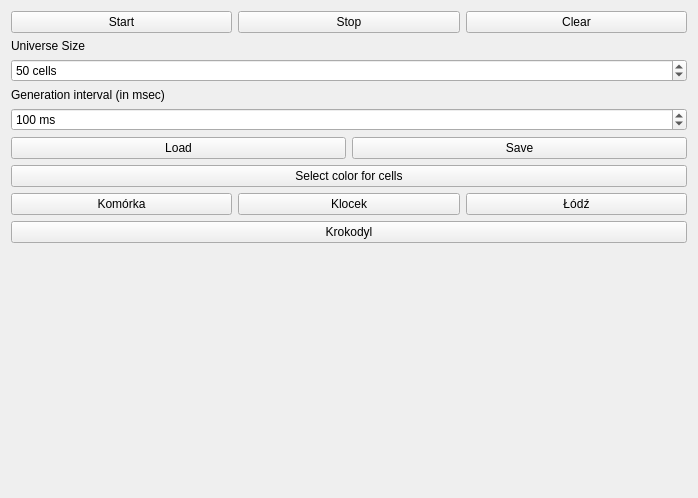
Above: mainwindow.ui from Buczeq/conway before the change. Below: the same form after it.
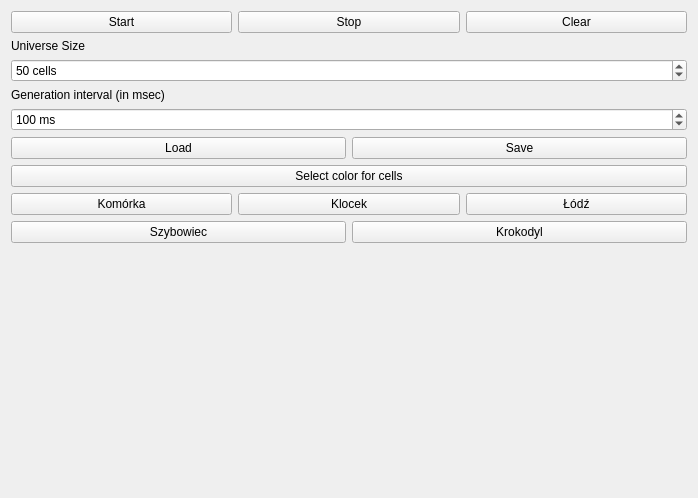
That is the form after the change.

Diff of the .ui file:
```diff
--- a/mainwindow.ui
+++ b/mainwindow.ui
@@ -148,6 +148,13 @@
         </item>
         <item>
          <layout class="QHBoxLayout" name="horizontalLayout_3">
+          <item>
+           <widget class="QPushButton" name="pushButton_5">
+            <property name="text">
+             <string>Szybowiec</string>
+            </property>
+           </widget>
+          </item>
           <item>
            <widget class="QPushButton" name="pushButton_4">
             <property name="text">
```
